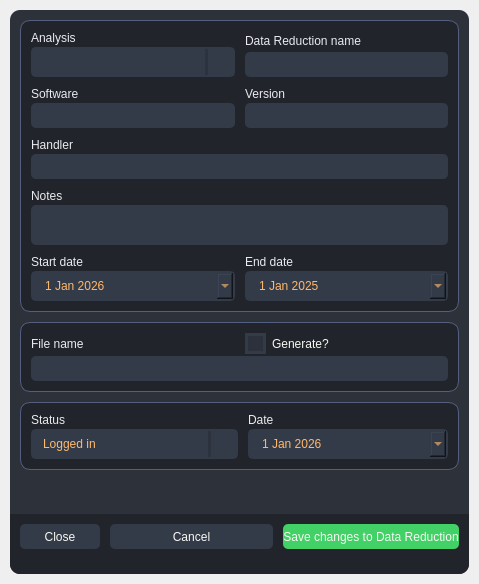
Above: src/app/ui/qt/editreductiondialog.ui from AIR-G-UFOP/Saturn-SampleLog before the change. Below: the same form after it.
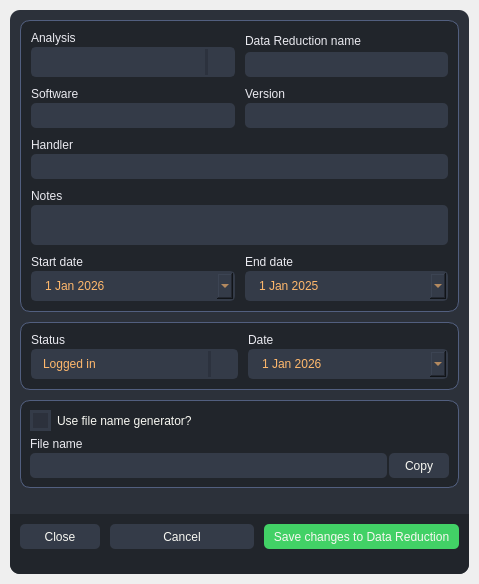
That is the form after the change. Icons and pictures are not drawn.

Commit message: Adding file name generator option to reduction log and edit

The edit to the form file:
```diff
--- a/src/app/ui/qt/editreductiondialog.ui
+++ b/src/app/ui/qt/editreductiondialog.ui
@@ -84,6 +84,17 @@
 #btn_cancel:pressed {
 	background-color: rgb(52, 59, 72);
 }
+#btn_copy {
+	border-radius: 5px;	
+	border: none;
+	background-color: rgb(52, 59, 72);
+}
+#btn_copy:hover {
+	background-color: rgb(61, 70, 86);
+}
+#btn_copy:pressed {
+	background-color: rgb(52, 59, 72);
+}
 #btn_close {
 	border-radius: 5px;	
 	border: none;
@@ -626,81 +637,7 @@
                  </layout>
                 </widget>
                </item>
-               <item alignment="Qt::AlignTop">
-                <widget class="QFrame" name="bgFile">
-                 <property name="frameShape">
-                  <enum>QFrame::NoFrame</enum>
-                 </property>
-                 <property name="frameShadow">
-                  <enum>QFrame::Raised</enum>
-                 </property>
-                 <layout class="QVBoxLayout" name="verticalLayout_18">
-                  <property name="spacing">
-                   <number>10</number>
-                  </property>
-                  <property name="leftMargin">
-                   <number>10</number>
-                  </property>
-                  <property name="topMargin">
-                   <number>10</number>
-                  </property>
-                  <property name="rightMargin">
-                   <number>10</number>
-                  </property>
-                  <property name="bottomMargin">
-                   <number>10</number>
-                  </property>
-                  <item>
-                   <layout class="QVBoxLayout" name="verticalLayout_13">
-                    <property name="spacing">
-                     <number>2</number>
-                    </property>
-                    <item>
-                     <layout class="QHBoxLayout" name="horizontalLayout_4">
-                      <property name="spacing">
-                       <number>10</number>
-                      </property>
-                      <item>
-                       <widget class="QLabel" name="label_9">
-                        <property name="text">
-                         <string>File name</string>
-                        </property>
-                       </widget>
-                      </item>
-                      <item>
-                       <widget class="QCheckBox" name="generate">
-                        <property name="cursor">
-                         <cursorShape>PointingHandCursor</cursorShape>
-                        </property>
-                        <property name="text">
-                         <string>Generate?</string>
-                        </property>
-                       </widget>
-                      </item>
-                     </layout>
-                    </item>
-                    <item>
-                     <widget class="QLineEdit" name="file">
-                      <property name="minimumSize">
-                       <size>
-                        <width>0</width>
-                        <height>25</height>
-                       </size>
-                      </property>
-                      <property name="maximumSize">
-                       <size>
-                        <width>16777215</width>
-                        <height>25</height>
-                       </size>
-                      </property>
-                     </widget>
-                    </item>
-                   </layout>
-                  </item>
-                 </layout>
-                </widget>
-               </item>
-               <item alignment="Qt::AlignTop">
+               <item>
                 <widget class="QFrame" name="bgStatus">
                  <property name="frameShape">
                   <enum>QFrame::NoFrame</enum>
@@ -818,6 +755,91 @@
                  </layout>
                 </widget>
                </item>
+               <item alignment="Qt::AlignTop">
+                <widget class="QFrame" name="bgFile">
+                 <property name="frameShape">
+                  <enum>QFrame::NoFrame</enum>
+                 </property>
+                 <property name="frameShadow">
+                  <enum>QFrame::Raised</enum>
+                 </property>
+                 <layout class="QVBoxLayout" name="verticalLayout_18">
+                  <item alignment="Qt::AlignLeft">
+                   <widget class="QCheckBox" name="generate">
+                    <property name="cursor">
+                     <cursorShape>PointingHandCursor</cursorShape>
+                    </property>
+                    <property name="text">
+                     <string>Use file name generator?</string>
+                    </property>
+                   </widget>
+                  </item>
+                  <item>
+                   <layout class="QVBoxLayout" name="verticalLayout_13">
+                    <property name="spacing">
+                     <number>2</number>
+                    </property>
+                    <item>
+                     <widget class="QLabel" name="label_9">
+                      <property name="text">
+                       <string>File name</string>
+                      </property>
+                     </widget>
+                    </item>
+                    <item>
+                     <layout class="QHBoxLayout" name="horizontalLayout_4">
+                      <property name="spacing">
+                       <number>2</number>
+                      </property>
+                      <item>
+                       <widget class="QLineEdit" name="fileName">
+                        <property name="minimumSize">
+                         <size>
+                          <width>0</width>
+                          <height>25</height>
+                         </size>
+                        </property>
+                        <property name="maximumSize">
+                         <size>
+                          <width>16777215</width>
+                          <height>25</height>
+                         </size>
+                        </property>
+                       </widget>
+                      </item>
+                      <item>
+                       <widget class="QPushButton" name="btn_copy">
+                        <property name="minimumSize">
+                         <size>
+                          <width>60</width>
+                          <height>25</height>
+                         </size>
+                        </property>
+                        <property name="maximumSize">
+                         <size>
+                          <width>60</width>
+                          <height>25</height>
+                         </size>
+                        </property>
+                        <property name="cursor">
+                         <cursorShape>PointingHandCursor</cursorShape>
+                        </property>
+                        <property name="text">
+                         <string>Copy</string>
+                        </property>
+                        <property name="icon">
+                         <iconset resource="../resources/resources.qrc">
+                          <normaloff>:/icons/icons/cil-copy.png</normaloff>:/icons/icons/cil-copy.png</iconset>
+                        </property>
+                       </widget>
+                      </item>
+                     </layout>
+                    </item>
+                   </layout>
+                  </item>
+                 </layout>
+                </widget>
+               </item>
                <item>
                 <spacer name="verticalSpacer">
                  <property name="orientation">
@@ -950,7 +972,7 @@
                    <widget class="QPushButton" name="btn_saveReduction">
                     <property name="minimumSize">
                      <size>
-                      <width>0</width>
+                      <width>195</width>
                       <height>25</height>
                      </size>
                     </property>
```
The commit also changes 8 other files.
